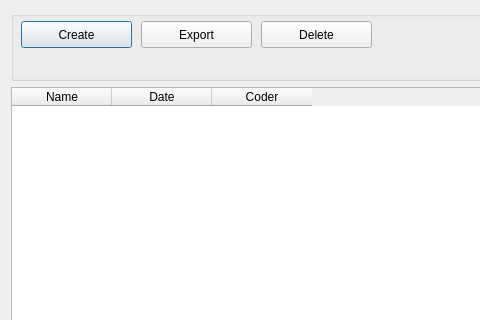
Above: GUI_UIs/ui_dialog_journals.ui from ccbogel/QualCoder before the change; both pictures show x 0 to 480 and y 0 to 320 of the 1085 by 760 pixel window. Below: the same form after it.
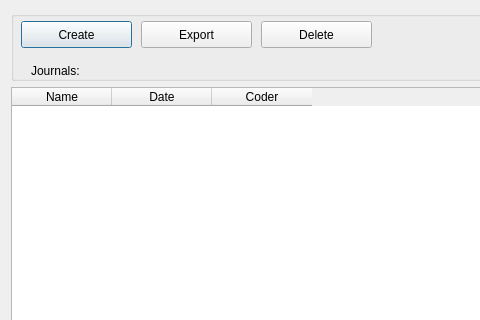
That is the form after the change.

Commit message: journal count label

Diff of the .ui file:
```diff
--- a/GUI_UIs/ui_dialog_journals.ui
+++ b/GUI_UIs/ui_dialog_journals.ui
@@ -83,6 +83,19 @@
        <string>Journal:</string>
       </property>
      </widget>
+     <widget class="QLabel" name="label_jcount">
+      <property name="geometry">
+       <rect>
+        <x>20</x>
+        <y>50</y>
+        <width>221</width>
+        <height>20</height>
+       </rect>
+      </property>
+      <property name="text">
+       <string>Journals: </string>
+      </property>
+     </widget>
     </widget>
    </item>
    <item row="1" column="0">
```
